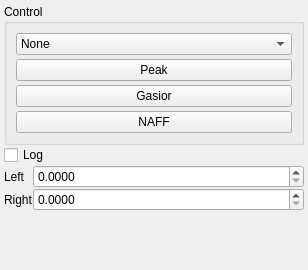
Above: FreqMeasure/Modules/MainWindow/ControlWidget/ControlWidget.ui from Snake9889/FreqMeasure before the change. Below: the same form after it.
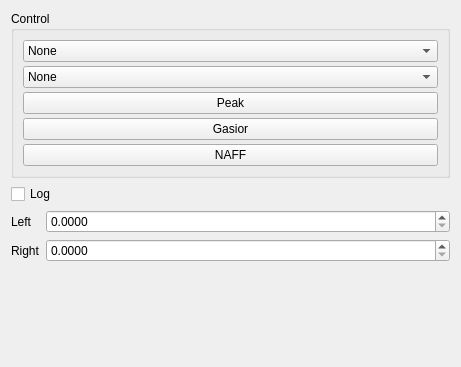
That is the form after the change.

The edit to the form file:
```diff
--- a/FreqMeasure/Modules/MainWindow/ControlWidget/ControlWidget.ui
+++ b/FreqMeasure/Modules/MainWindow/ControlWidget/ControlWidget.ui
@@ -6,8 +6,8 @@
    <rect>
     <x>0</x>
     <y>0</y>
-    <width>308</width>
-    <height>270</height>
+    <width>461</width>
+    <height>367</height>
    </rect>
   </property>
   <property name="sizePolicy">
@@ -19,30 +19,7 @@
   <property name="windowTitle">
    <string>Form</string>
   </property>
-  <layout class="QVBoxLayout" name="verticalLayout_3" stretch="0">
-   <property name="spacing">
-    <number>2</number>
-   </property>
-   <property name="leftMargin">
-    <number>4</number>
-   </property>
-   <property name="topMargin">
-    <number>4</number>
-   </property>
-   <property name="rightMargin">
-    <number>4</number>
-   </property>
-   <property name="bottomMargin">
-    <number>4</number>
-   </property>
-   <item>
     <layout class="QVBoxLayout" name="verticalLayout_2">
-     <property name="spacing">
-      <number>0</number>
-     </property>
-     <property name="sizeConstraint">
-      <enum>QLayout::SetDefaultConstraint</enum>
-     </property>
      <item>
       <widget class="QGroupBox" name="groupBox">
        <property name="title">
@@ -71,6 +48,30 @@
           </item>
          </widget>
         </item>
+      <item>
+       <widget class="QComboBox" name="checkFilterBox">
+        <item>
+         <property name="text">
+          <string>None</string>
+         </property>
+        </item>
+        <item>
+         <property name="text">
+          <string>BK</string>
+         </property>
+        </item>
+        <item>
+         <property name="text">
+          <string>CF</string>
+         </property>
+        </item>
+        <item>
+         <property name="text">
+          <string>PCA</string>
+         </property>
+        </item>
+       </widget>
+      </item>
         <item>
          <widget class="QPushButton" name="usePeakBtn">
           <property name="text">
@@ -190,12 +191,10 @@
        <property name="sizeHint" stdset="0">
         <size>
          <width>20</width>
-         <height>6</height>
+       <height>57</height>
         </size>
        </property>
       </spacer>
-     </item>
-    </layout>
    </item>
   </layout>
  </widget>
```
Lines whose indentation alone changed are shown as unchanged.
